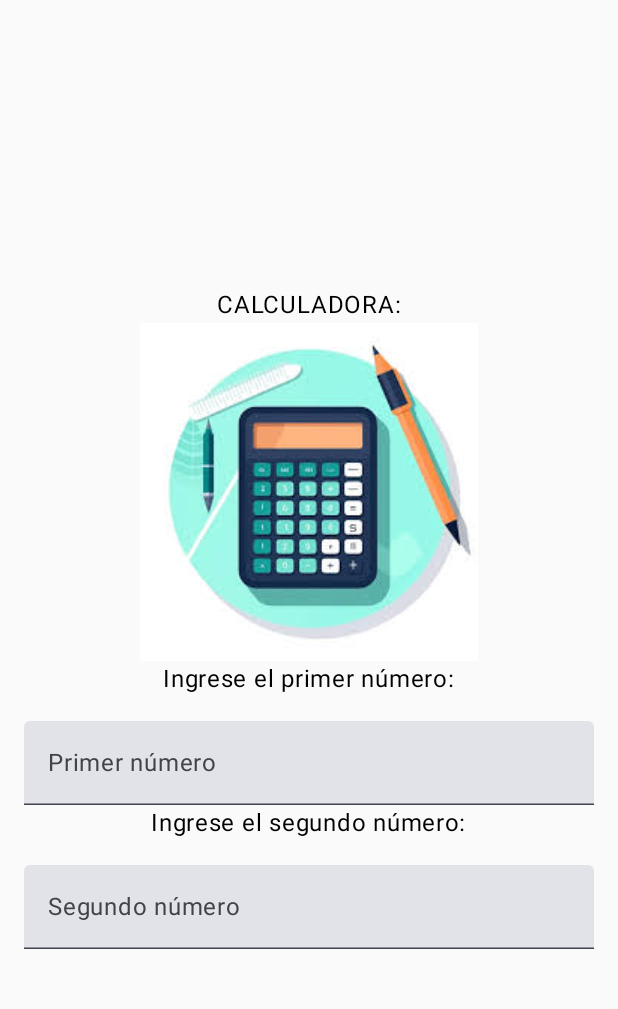
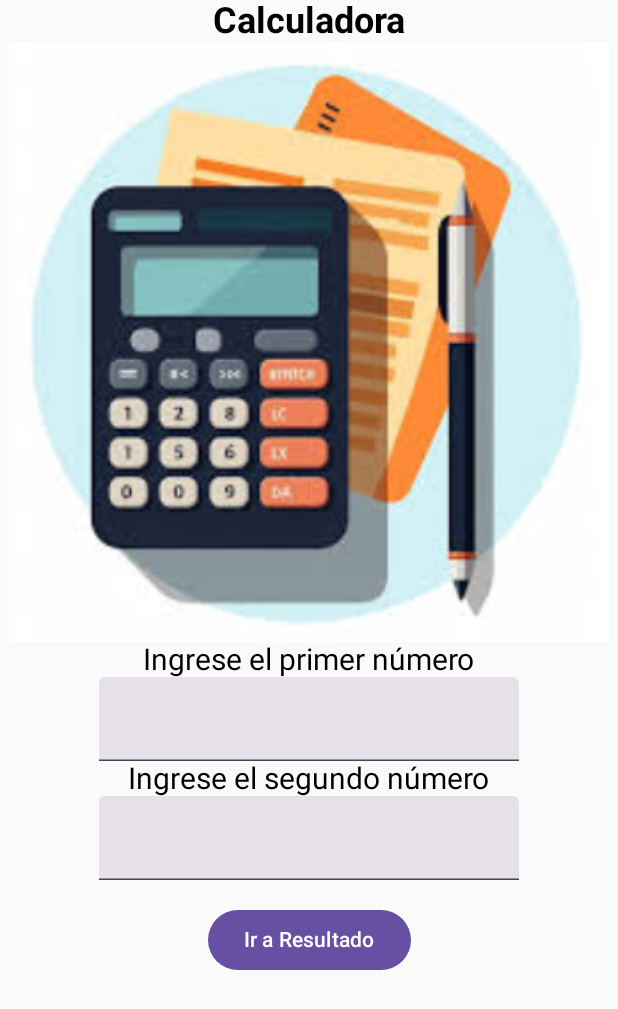
Before and after one commit to LuisRoseroSolarte/CalculadoraUMB, an Android app built with Jetpack Compose: the screen it shows after launch (MainActivity), on a phone screen of 412 x 824 dp. Shown: the top 1009 px of the screen. Run offline under Robolectric (Android 15) with nearby library versions, the phone set to English and light mode, and no system bars.

Commit message:
se le agrego la segunda ventana y se cambio la foto

```diff
--- a/app/build.gradle.kts
+++ b/app/build.gradle.kts
@@ -4,11 +4,11 @@ plugins {
 }
 
 android {
-    namespace = "com.example.calculadora"
+    namespace = "com.example.jekpackcompose"
     compileSdk = 34
 
     defaultConfig {
-        applicationId = "com.example.calculadora"
+        applicationId = "com.example.jekpackcompose"
         minSdk = 21
         targetSdk = 34
         versionCode = 1
--- a/app/src/main/java/com/example/calculadora/MainActivity.kt
+++ /dev/null
@@ -1,76 +0,0 @@
-package com.example.calculadora
-
-import android.os.Bundle
-import androidx.activity.ComponentActivity
-import androidx.activity.compose.setContent
-import androidx.compose.foundation.Image
-import androidx.compose.foundation.layout.*
-import androidx.compose.material3.*
-import androidx.compose.runtime.*
-import androidx.compose.ui.Alignment
-import androidx.compose.ui.Modifier
-import androidx.compose.ui.res.painterResource
-import androidx.compose.ui.tooling.preview.Preview
-import androidx.compose.ui.unit.dp
-import com.example.calculadora.ui.theme.CalculadoraTheme
-
-class MainActivity : ComponentActivity() {
-    override fun onCreate(savedInstanceState: Bundle?) {
-        super.onCreate(savedInstanceState)
-        setContent {
-            CalculadoraTheme {
-                Proceso()
-            }
-        }
-    }
-
-    @Composable
-    private fun Proceso() {
-        // Variables de estado para los TextField
-        var text1 by remember { mutableStateOf("") }
-        var text2 by remember { mutableStateOf("") }
-
-        Column(
-            modifier = Modifier
-                .fillMaxSize()
-                .padding(16.dp), // Agrega espacio alrededor del contenido
-            verticalArrangement = Arrangement.Center, // Centra verticalmente
-            horizontalAlignment = Alignment.CenterHorizontally // Centra horizontalmente
-        ) {
-            // Elementos composables
-            Text(text = "CALCULADORA:")
-            Image(
-                painter = painterResource(R.drawable.calculadora),
-                contentDescription = "Calculadora"
-            )
-            Text(text = "Ingrese el primer número:")
-            TextField(
-                value = text1,
-                onValueChange = { text1 = it },
-                label = { Text("Primer número") },
-                modifier = Modifier
-                    .fillMaxWidth()
-                    .padding(top = 16.dp)
-            )
-
-            // Segundo TextField
-            Text(text = "Ingrese el segundo número:")
-            TextField(
-                value = text2,
-                onValueChange = { text2 = it },
-                label = { Text("Segundo número") },
-                modifier = Modifier
-                    .fillMaxWidth()
-                    .padding(top = 16.dp)
-            )
-        }
-    }
-
-    @Preview(showBackground = true)
-    @Composable
-    fun PreviewProceso() {
-        CalculadoraTheme {
-            Proceso()
-        }
-    }
-}
--- /dev/null
+++ b/app/src/main/java/com/example/jekpackcompose/MainActivity.kt
@@ -0,0 +1,83 @@
+package com.example.jekpackcompose
+
+import android.os.Bundle
+import androidx.activity.ComponentActivity
+import androidx.activity.compose.setContent
+import androidx.compose.foundation.layout.Column
+import androidx.compose.foundation.layout.fillMaxSize
+import androidx.compose.material3.Text
+import androidx.compose.runtime.Composable
+import androidx.compose.ui.Modifier
+import androidx.compose.ui.tooling.preview.Preview
+import androidx.compose.foundation.Image
+import androidx.compose.ui.res.painterResource
+import androidx.compose.foundation.layout.size
+import androidx.compose.ui.unit.dp
+import androidx.compose.ui.unit.sp // Importar para usar tamaños de fuente
+import androidx.compose.ui.text.font.FontWeight
+import androidx.compose.ui.Alignment
+import androidx.compose.material3.TextField // Para usar el composable TextField
+import androidx.compose.runtime.mutableStateOf // Para crear variables de estado
+import androidx.compose.runtime.remember // Para recordar el estado a lo largo de las recomposiciones
+import androidx.compose.material3.Button
+import android.content.Intent
+import androidx.compose.ui.platform.LocalContext
+import androidx.compose.foundation.layout.Spacer
+import androidx.compose.foundation.layout.*
+
+
+
+
+class MainActivity : ComponentActivity() {
+    override fun onCreate(savedInstanceState: Bundle?) {
+        super.onCreate(savedInstanceState)
+        setContent {
+            mensaje("Calculadora", "Ingrese el primer número", "Ingrese el segundo número")
+        }
+    }
+}
+
+@Composable
+fun mensaje(texto: String, numero1: String, numero2: String) {
+    val inputNumero1 = remember { mutableStateOf("") }
+    val inputNumero2 = remember { mutableStateOf("") }
+    val context = LocalContext.current // Obtener contexto para la navegación
+
+    Column ( horizontalAlignment = Alignment.CenterHorizontally, // Centrar horizontalmente todos los elementos
+        modifier = Modifier.fillMaxSize() ){
+        Text(text = texto, fontSize = 24.sp, fontWeight = FontWeight.Bold)
+        Image(
+            painter = painterResource(R.drawable.calculadora1),
+            contentDescription = "Contact profile picture",
+            modifier = Modifier.size(400.dp)
+        )
+
+        Text(text = numero1, fontSize = 20.sp)
+        TextField(
+            value = inputNumero1.value,
+            onValueChange = { inputNumero1.value = it },
+            label = { Text("") }
+        )
+        Text(text = numero2, fontSize =20.sp )
+        TextField(
+            value = inputNumero2.value,
+            onValueChange = { inputNumero2.value = it },
+            label = { Text("") })
+        Spacer(modifier = Modifier.height(16.dp))
+        Button(onClick = {
+            val intent = Intent(context, Resultado::class.java).apply {
+                putExtra("numero1", inputNumero1.value.toDoubleOrNull() ?: 0.0)
+                putExtra("numero2", inputNumero2.value.toDoubleOrNull() ?: 0.0)
+            }
+            context.startActivity(intent)
+        }) {
+            Text("Ir a Resultado")
+        }
+    }
+}
+
+@Preview(showBackground = true)
+@Composable
+fun PreviewMessageCard() {
+    mensaje("Calculadora", "Ingrese el primer número", "Ingrese el segundo número")
+}
--- a/app/src/main/java/com/example/calculadora/ui/theme/Color.kt
+++ b/app/src/main/java/com/example/jekpackcompose/ui/theme/Color.kt
@@ -1,4 +1,4 @@
-package com.example.calculadora.ui.theme
+package com.example.jekpackcompose.ui.theme
 
 import androidx.compose.ui.graphics.Color
 
--- a/app/src/main/java/com/example/calculadora/ui/theme/Theme.kt
+++ b/app/src/main/java/com/example/jekpackcompose/ui/theme/Theme.kt
@@ -1,4 +1,4 @@
-package com.example.calculadora.ui.theme
+package com.example.jekpackcompose.ui.theme
 
 import android.app.Activity
 import android.os.Build
@@ -34,7 +34,7 @@ private val LightColorScheme = lightColorScheme(
 )
 
 @Composable
-fun CalculadoraTheme(
+fun JekpackComposeTheme(
     darkTheme: Boolean = isSystemInDarkTheme(),
     // Dynamic color is available on Android 12+
     dynamicColor: Boolean = true,
--- a/app/src/main/java/com/example/calculadora/ui/theme/Type.kt
+++ b/app/src/main/java/com/example/jekpackcompose/ui/theme/Type.kt
@@ -1,4 +1,4 @@
-package com.example.calculadora.ui.theme
+package com.example.jekpackcompose.ui.theme
 
 import androidx.compose.material3.Typography
 import androidx.compose.ui.text.TextStyle
--- a/app/src/main/res/values/strings.xml
+++ b/app/src/main/res/values/strings.xml
@@ -1,3 +1,4 @@
 <resources>
-    <string name="app_name">Calculadora</string>
+    <string name="app_name">jekpackCompose</string>
+    <string name="title_activity_resultado">Resultado</string>
 </resources>
--- a/app/src/main/res/values/themes.xml
+++ b/app/src/main/res/values/themes.xml
@@ -1,5 +1,5 @@
 <?xml version="1.0" encoding="utf-8"?>
 <resources>
 
-    <style name="Theme.Calculadora" parent="android:Theme.Material.Light.NoActionBar" />
+    <style name="Theme.JekpackCompose" parent="android:Theme.Material.Light.NoActionBar" />
 </resources>
--- a/settings.gradle.kts
+++ b/settings.gradle.kts
@@ -19,5 +19,5 @@ dependencyResolutionManagement {
     }
 }
 
-rootProject.name = "Calculadora"
+rootProject.name = "jekpackCompose"
 include(":app")
```
Also changed, not shown: app/src/main/AndroidManifest.xml (+7 -2 lines), app/src/main/java/com/example/jekpackcompose/Resultado.kt (added, +73 -0 lines), app/src/main/res/drawable/calculadora.jpg (deleted), app/src/main/res/drawable/calculadora1.jpg (added), gradle/wrapper/gradle-wrapper.properties, 4 other files.
